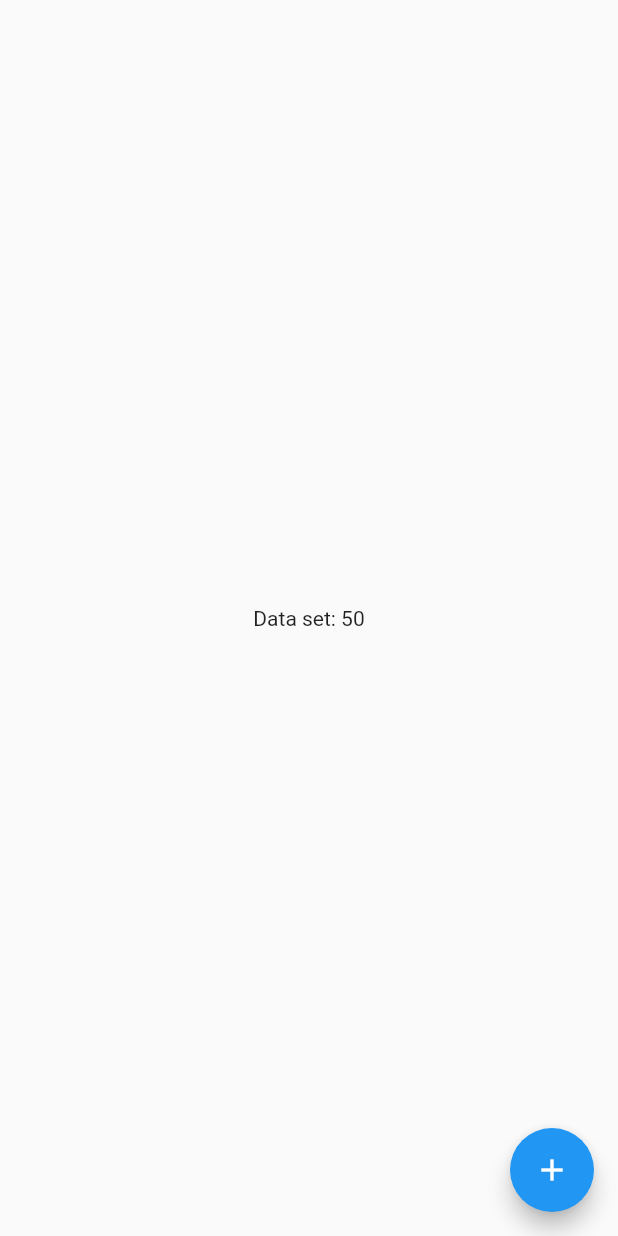
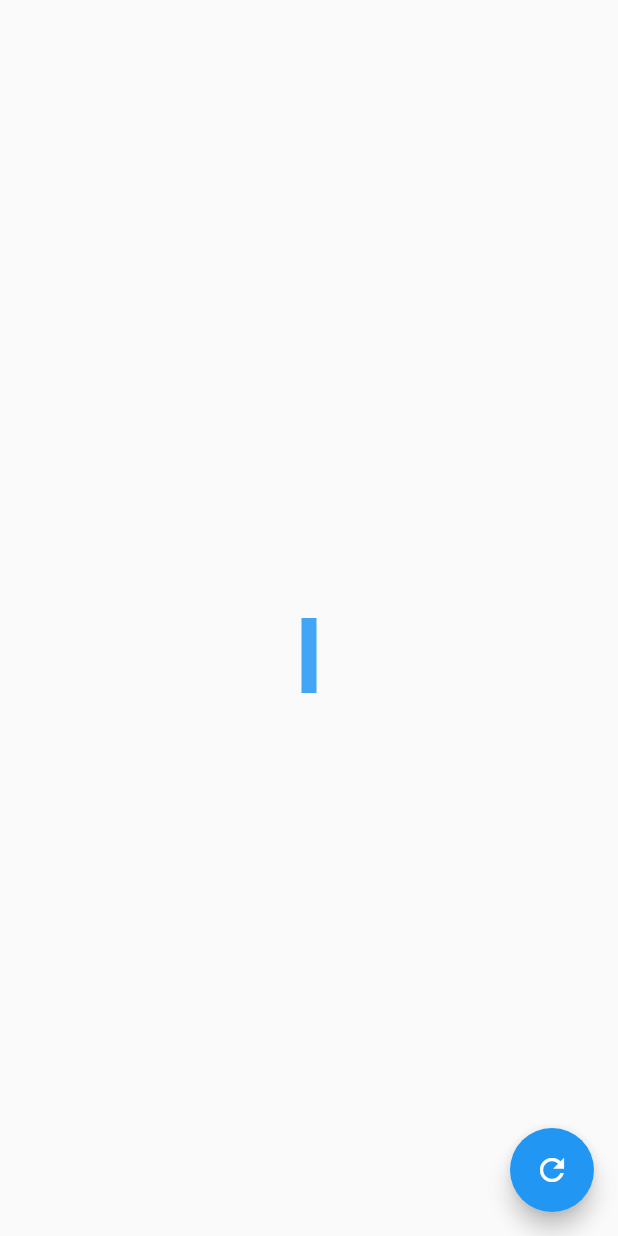
Before and after one commit to komurapp/charts, a Flutter app: the screen it shows after launch, on a phone screen of 412 x 824 dp. Run offline on Flutter 3.47's test engine with Material 2 defaults, Android fonts, the phone set to English and light mode, and no system bars.

Commit message:
Include a chart without smooth transition

```diff
--- a/lib/main.dart
+++ b/lib/main.dart
@@ -29,12 +29,42 @@ class ChartPageState extends State<ChartPage> {
   Widget build(BuildContext context) {
     return Scaffold(
       body: Center(
-        child: Text("Data set: $dataSet"),
+        child: CustomPaint(
+          size: Size(200.0, 100.0),
+          painter: BarChartPainter(dataSet.toDouble()),
+        ),
       ),
       floatingActionButton: FloatingActionButton(
-        child: Icon(Icons.add),
+        child: Icon(Icons.refresh),
         onPressed: changeData,
       ),
     );
   }
 }
+
+class BarChartPainter extends CustomPainter {
+  static const barWidth = 10.0;
+
+  BarChartPainter(this.barHeight);
+
+  final double barHeight;
+
+  @override
+  void paint(Canvas canvas, Size size) {
+    final paint = Paint()
+      ..color = Colors.blue[400]
+      ..style = PaintingStyle.fill;
+    canvas.drawRect(
+      Rect.fromLTWH(
+        (size.width - barWidth) / 2.0,
+        size.height - barHeight,
+        barWidth,
+        barHeight
+      ),
+      paint,
+    );
+  }
+
+  @override
+  bool shouldRepaint(BarChartPainter old) => barHeight != old.barHeight;
+}
```
